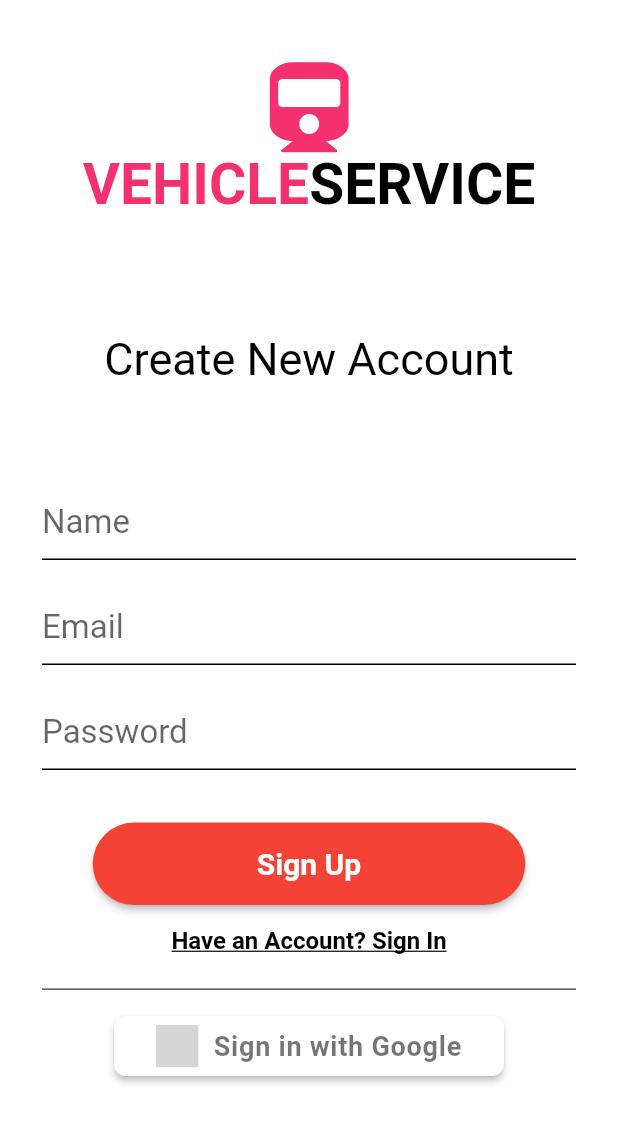
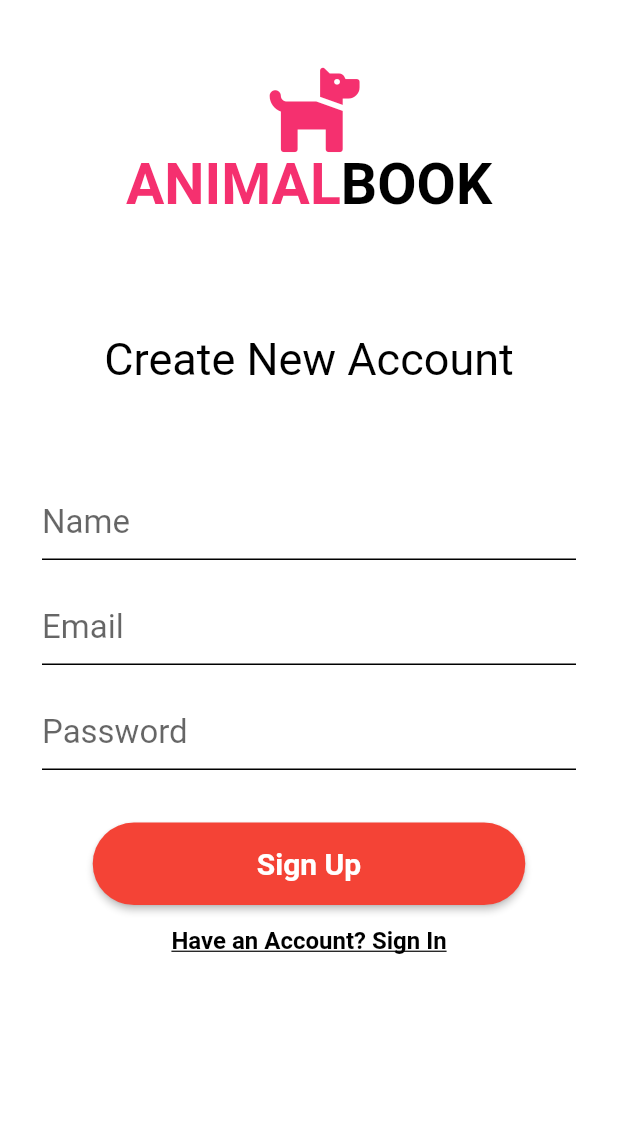
Before and after one commit to Dimiya97/https---github.com-Dimiya97-animalnook-login, a Flutter app: the SignUpView screen opened by its route, on a phone screen of 412 x 824 dp. Shown: the top 1123 px of the screen. Run offline on Flutter 3.47's test engine with Material 2 defaults, Android fonts, the phone set to English and light mode, and no system bars; drawn by our look-alikes of auto_size_text; our stand-ins replace barcode_widget, cloud_firestore, firebase_auth, font_awesome_flutter, google_sign_in; accounts and stored records are empty; grey boxes are pictures that could not be loaded.

Commit message:
Project has completed

```diff
--- a/lib/home/home.dart
+++ b/lib/home/home.dart
@@ -179,11 +179,6 @@ class _HomeState extends State<Home> {
                               'note': value2.text,
                               'user': name.displayName,
                               'date': formattedDate1,
-                              selectedUser: '',
-                              selectTime: '',
-                              selectType: '',
-                              value1.text: '',
-                              value2.text: ''
                             });
                           },
                           fillColor: Colors.red,
--- a/lib/login/create_login.dart
+++ b/lib/login/create_login.dart
@@ -6,7 +6,6 @@ import 'package:animalbook/services/auth_service.dart';
 
 import 'package:animalbook/widgets/provider_widet.dart';
 
-// TODO move this to tone location
 final primaryColor = const Color(0xFF75A2EA);
 
 enum AuthFormType { signIn, signUp, reset }
@@ -99,7 +98,7 @@ class _SignUpViewState extends State<SignUpView> {
               Column(
                 children: <Widget>[
                   Icon(
-                    FontAwesomeIcons.train,
+                    FontAwesomeIcons.dog,
                     color: Color.fromRGBO(245, 48, 111, 1.0),
                     size: 60.0,
                   ),
@@ -107,7 +106,7 @@ class _SignUpViewState extends State<SignUpView> {
                     mainAxisAlignment: MainAxisAlignment.center,
                     children: [
                       Text(
-                        'VEHICLE',
+                        'ANIMAL',
                         style: TextStyle(
                           fontSize: 38.0,
                           fontWeight: FontWeight.bold,
@@ -115,7 +114,7 @@ class _SignUpViewState extends State<SignUpView> {
                         ),
                       ),
                       Text(
-                        'SERVICE',
+                        'BOOK',
                         style: TextStyle(
                           fontSize: 38.0,
                           fontWeight: FontWeight.bold,
@@ -383,7 +382,6 @@ class _SignUpViewState extends State<SignUpView> {
           switchFormState(_newFormState);
         },
       ),
-      buildSocialIcons(_showSocial),
     ];
   }
 
@@ -403,32 +401,4 @@ class _SignUpViewState extends State<SignUpView> {
       visible: visible,
     );
   }
-
-  Widget buildSocialIcons(bool visible) {
-    final _auth = Provider.of(context).auth;
-    return Visibility(
-      child: Column(
-        children: <Widget>[
-          Divider(
-            color: Colors.black,
-          ),
-          SizedBox(height: 10),
-          GoogleAuthButton(
-            onPressed: () async {
-              try {
-                await _auth.signInWithGoogle();
-                Navigator.of(context).pushReplacementNamed('/nav');
-              } catch (e) {
-                setState(() {
-                  print(e);
-                  _warning = e.message;
-                });
-              }
-            },
-          )
-        ],
-      ),
-      visible: visible,
-    );
-  }
 }
--- a/lib/login/first_view.dart
+++ b/lib/login/first_view.dart
@@ -21,7 +21,7 @@ class FirstView extends StatelessWidget {
                 Column(
                   children: <Widget>[
                     Icon(
-                      FontAwesomeIcons.car,
+                      FontAwesomeIcons.dog,
                       color: Color.fromRGBO(245, 48, 111, 1.0),
                       size: 60.0,
                     ),
@@ -29,7 +29,7 @@ class FirstView extends StatelessWidget {
                       mainAxisAlignment: MainAxisAlignment.center,
                       children: [
                         Text(
-                          'VEHICLE',
+                          'ANIMAL',
                           style: TextStyle(
                             fontSize: 38.0,
                             fontWeight: FontWeight.bold,
@@ -37,7 +37,7 @@ class FirstView extends StatelessWidget {
                           ),
                         ),
                         Text(
-                          'SERVICE',
+                          'BOOK',
                           style: TextStyle(
                             fontSize: 38.0,
                             fontWeight: FontWeight.bold,
--- a/pubspec.yaml
+++ b/pubspec.yaml
@@ -35,6 +35,7 @@ dependencies:
   auth_buttons: ^0.0.4
   uuid: 2.0.1
   google_sign_in: ^4.0.4
+  barcode_widget: ^1.5.0
 
   # The following adds the Cupertino Icons font to your application.
   # Use with the CupertinoIcons class for iOS style icons.
```
Also changed, not shown: lib/home/history.dart (+39 -1 lines), lib/login/home_signin_widget.dart (+0 -8 lines), lib/login/logIn.dart (deleted, +0 -50 lines), lib/login/menuFrame.dart (deleted, +0 -102 lines), pubspec.lock.
